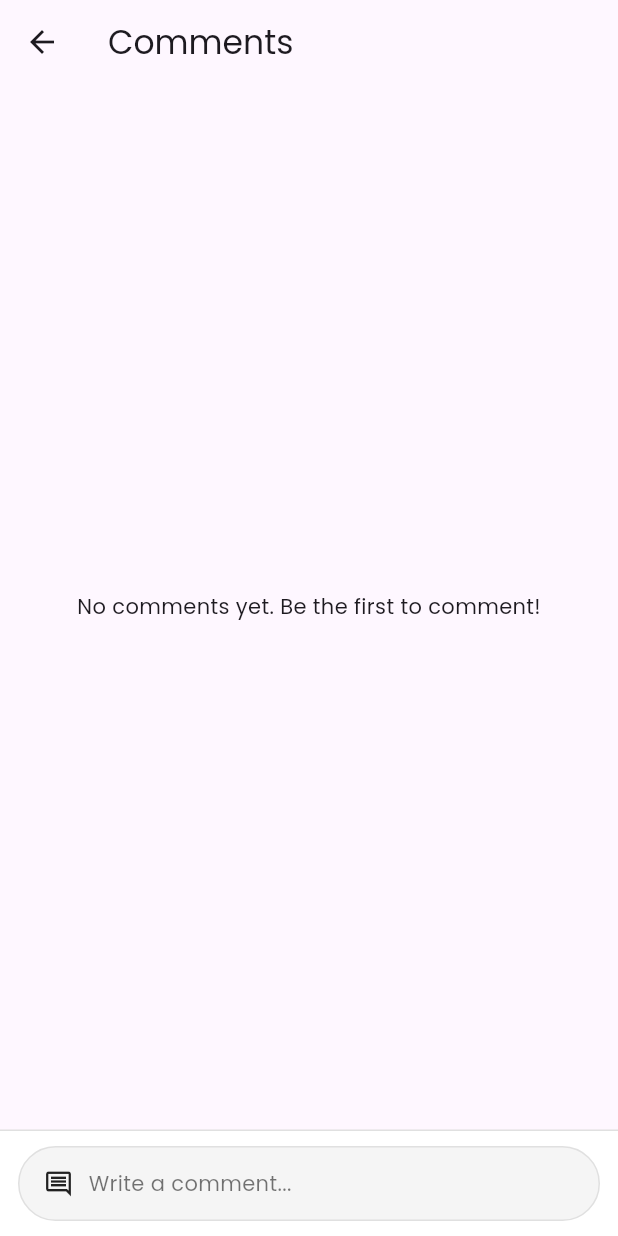
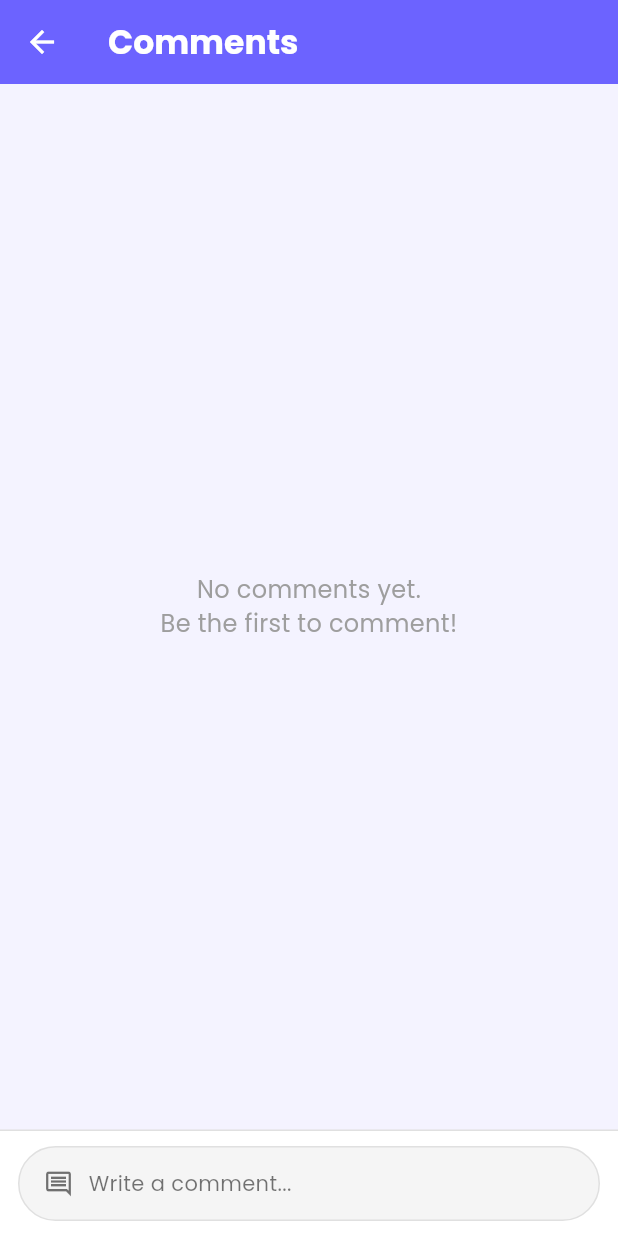
Before and after one commit to eldarismayilzada-art/CS310-Group-Project, a Flutter app: the CommentsPage screen opened directly with empty values, after a tap on "Write a comment...", after a tap on the "close" icon, on a phone screen of 412 x 824 dp. Run offline on Flutter 3.47's test engine with Material 3 defaults, Android fonts, the phone set to English and light mode, and no system bars; our stand-ins replace cloud_firestore, firebase_auth, firebase_core, image_picker, shared_preferences; accounts and stored records are empty.

Commit message:
Update comments_screen.dart

```diff
--- a/lib/screens/comments_screen.dart
+++ b/lib/screens/comments_screen.dart
@@ -1,34 +1,18 @@
 import 'package:flutter/material.dart';
-
-class CommentModel {
-  final String id;
-  final String postI;
-  final String text;
-  final String authorName;
-  final DateTime createdAt;
-  final double fontSize;
-  final Color textColor;
-  final String fontFamily;
-
-  CommentModel({
-    required this.id,
-    required this.postI,
-    required this.text,
-    required this.authorName,
-    required this.createdAt,
-    required this.fontSize,
-    required this.textColor,
-    required this.fontFamily,
-  });
-}
+import 'package:provider/provider.dart';
+import '../models/comment_model.dart';
+import '../providers/comment_provider.dart';
+import '../providers/auth_provider.dart';
+import '../providers/theme_provider.dart';
+import '../utils/app_colors.dart';
 
 class CommentsPage extends StatefulWidget {
-  final String postI;
+  final String postId;
   final String postOwnerName;
 
   const CommentsPage({
     super.key,
-    required this.postI,
+    required this.postId,
     required this.postOwnerName,
   });
 
@@ -51,45 +35,21 @@ class _CommentsPageState extends State<CommentsPage> {
     'Times New Roman',
   ];
 
-  final List<Color> _colorOptions = [
-    Colors.black,
-    Colors.blue,
-    Colors.red,
-    Colors.green,
-    Colors.purple,
-    Colors.orange,
-  ];
+  final Map<Color, int> _colorMap = {
+    Colors.black: 0xFF000000,
+    Colors.blue: 0xFF2196F3,
+    Colors.red: 0xFFF44336,
+    Colors.green: 0xFF4CAF50,
+    Colors.purple: 0xFF9C27B0,
+    Colors.orange: 0xFFFF9800,
+  };
 
-  // Replace this with backend data later
-  final List<CommentModel> _comments = [
-    CommentModel(
-      id: '1',
-      postI: 'post_123',
-      text: 'This is an older comment.',
-      authorName: 'Ayşe',
-      createdAt: DateTime.now().subtract(const Duration(hours: 4)),
-      fontSize: 15,
-      textColor: Colors.black,
-      fontFamily: 'Roboto',
-    ),
-    CommentModel(
-      id: '2',
-      postI: 'post_123',
-      text: 'This one is newer.',
-      authorName: 'Mehmet',
-      createdAt: DateTime.now().subtract(const Duration(hours: 1)),
-      fontSize: 17,
-      textColor: Colors.blue,
-      fontFamily: 'Arial',
-    ),
-  ];
-
-  List<CommentModel> get _filteredComments {
-    final commentsForPost =
-        _comments.where((comment) => comment.postI == widget.postI).toList();
-
-    commentsForPost.sort((a, b) => b.createdAt.compareTo(a.createdAt));
-    return commentsForPost;
+  @override
+  void initState() {
+    super.initState();
+    _commentController.addListener(() {
+      if (mounted) setState(() {});
+    });
   }
 
   @override
@@ -104,32 +64,41 @@ class _CommentsPageState extends State<CommentsPage> {
     });
   }
 
-  void _postComment() {
+  void _postComment() async {
     final text = _commentController.text.trim();
-
     if (text.isEmpty) return;
 
+    final auth = context.read<AuthProvider>();
+    final commentProvider = context.read<CommentProvider>();
+
     final newComment = CommentModel(
-      id: DateTime.now().millisecondsSinceEpoch.toString(),
-      postI: widget.postI,
+      id: '',
+      postId: widget.postId,
       text: text,
-      authorName: 'Current User',
+      authorName: auth.userModel?.username ?? 'Anonymous',
+      createdBy: auth.firebaseUser?.uid ?? '',
       createdAt: DateTime.now(),
       fontSize: _selectedFontSize,
-      textColor: _selectedColor,
+      textColor: _colorMap[_selectedColor] ?? 0xFF000000,
       fontFamily: _selectedFontFamily,
     );
 
+    final success = await commentProvider.createComment(newComment);
+
+    if (success) {
       setState(() {
-      _comments.insert(0, newComment);
         _commentController.clear();
         _isExpanded = false;
         _selectedFontSize = 16;
         _selectedColor = Colors.black;
         _selectedFontFamily = 'Roboto';
       });
-
-    // Later: send to Firebase / backend here
+    } else {
+      if (!mounted) return;
+      ScaffoldMessenger.of(context).showSnackBar(
+        SnackBar(content: Text('Error: ${commentProvider.errorMessage ?? "Failed to post comment"}')),
+      );
+    }
   }
 
   String _formatTime(DateTime time) {
@@ -142,14 +111,14 @@ class _CommentsPageState extends State<CommentsPage> {
     return '${difference.inDays} d ago';
   }
 
-  Widget _buildCommentCard(CommentModel comment) {
+  Widget _buildCommentCard(CommentModel comment, bool isDark) {
     return Container(
       margin: const EdgeInsets.symmetric(horizontal: 12, vertical: 6),
       padding: const EdgeInsets.all(14),
       decoration: BoxDecoration(
-        color: Colors.white,
+        color: isDark ? const Color(0xFF1E1E2E) : Colors.white,
         borderRadius: BorderRadius.circular(14),
-        border: Border.all(color: Colors.grey.shade300),
+        border: Border.all(color: isDark ? Colors.white10 : Colors.grey.shade300),
         boxShadow: [
           BoxShadow(
             color: Colors.black.withOpacity(0.03),
@@ -165,22 +134,27 @@ class _CommentsPageState extends State<CommentsPage> {
             children: [
               CircleAvatar(
                 radius: 16,
-                child: Text(comment.authorName[0]),
+                backgroundColor: Colors.blueAccent.withOpacity(0.2),
+                child: Text(
+                  comment.authorName.isNotEmpty ? comment.authorName[0].toUpperCase() : 'U',
+                  style: const TextStyle(fontSize: 12, fontWeight: FontWeight.bold),
+                ),
               ),
               const SizedBox(width: 10),
               Expanded(
                 child: Text(
                   comment.authorName,
-                  style: const TextStyle(
+                  style: TextStyle(
                     fontWeight: FontWeight.bold,
                     fontSize: 14,
+                    color: isDark ? Colors.white : Colors.black,
                   ),
                 ),
               ),
               Text(
                 _formatTime(comment.createdAt),
                 style: TextStyle(
-                  color: Colors.grey.shade600,
+                  color: isDark ? Colors.white60 : Colors.grey.shade600,
                   fontSize: 12,
                 ),
               ),
@@ -191,7 +165,7 @@ class _CommentsPageState extends State<CommentsPage> {
             comment.text,
             style: TextStyle(
               fontSize: comment.fontSize,
-              color: comment.textColor,
+              color: Color(comment.textColor),
               fontFamily: comment.fontFamily,
             ),
           ),
@@ -200,15 +174,15 @@ class _CommentsPageState extends State<CommentsPage> {
     );
   }
 
-  Widget _buildCollapsedBar() {
+  Widget _buildCollapsedBar(bool isDark) {
     return SafeArea(
       top: false,
       child: Container(
         padding: const EdgeInsets.fromLTRB(12, 10, 12, 10),
         decoration: BoxDecoration(
-          color: Colors.white,
+          color: isDark ? const Color(0xFF1E1E2E) : Colors.white,
           border: Border(
-            top: BorderSide(color: Colors.grey.shade300),
+            top: BorderSide(color: isDark ? Colors.white10 : Colors.grey.shade300),
           ),
         ),
         child: InkWell(
@@ -217,17 +191,17 @@ class _CommentsPageState extends State<CommentsPage> {
           child: Container(
             padding: const EdgeInsets.symmetric(horizontal: 16, vertical: 14),
             decoration: BoxDecoration(
-              color: Colors.grey.shade100,
+              color: isDark ? Colors.white10 : Colors.grey.shade100,
               borderRadius: BorderRadius.circular(30),
-              border: Border.all(color: Colors.grey.shade300),
+              border: Border.all(color: isDark ? Colors.transparent : Colors.grey.shade300),
             ),
             child: Row(
-              children: const [
-                Icon(Icons.comment_outlined, size: 20),
-                SizedBox(width: 10),
+              children: [
+                Icon(Icons.comment_outlined, size: 20, color: isDark ? Colors.white70 : Colors.black54),
+                const SizedBox(width: 10),
                 Text(
                   'Write a comment...',
-                  style: TextStyle(color: Colors.black54),
+                  style: TextStyle(color: isDark ? Colors.white60 : Colors.black54),
                 ),
               ],
             ),
@@ -237,15 +211,15 @@ class _CommentsPageState extends State<CommentsPage> {
     );
   }
 
-  Widget _buildExpandedEditor() {
+  Widget _buildExpandedEditor(bool isDark) {
     return SafeArea(
       top: false,
       child: Container(
-        padding: const EdgeInsets.fromLTRB(12, 12, 12, 12),
+        padding: const EdgeInsets.all(12),
         decoration: BoxDecoration(
-          color: Colors.white,
+          color: isDark ? const Color(0xFF1E1E2E) : Colors.white,
           border: Border(
-            top: BorderSide(color: Colors.grey.shade300),
+            top: BorderSide(color: isDark ? Colors.white10 : Colors.grey.shade300),
           ),
         ),
         child: Column(
@@ -253,30 +227,32 @@ class _CommentsPageState extends State<CommentsPage> {
           children: [
             Row(
               children: [
-                const Text(
+                Text(
                   'Comment Editor',
-                  style: TextStyle(fontWeight: FontWeight.bold),
+                  style: TextStyle(fontWeight: FontWeight.bold, color: isDark ? Colors.white : Colors.black),
                 ),
                 const Spacer(),
                 IconButton(
                   onPressed: _toggleExpanded,
-                  icon: const Icon(Icons.close),
+                  icon: Icon(Icons.close, color: isDark ? Colors.white : Colors.black),
                 ),
               ],
             ),
             const SizedBox(height: 8),
 
-            // Font family
             DropdownButtonFormField<String>(
-              initialValue: _selectedFontFamily,
-              decoration: const InputDecoration(
+              value: _selectedFontFamily,
+              dropdownColor: isDark ? const Color(0xFF2E2E3E) : Colors.white,
+              style: TextStyle(color: isDark ? Colors.white : Colors.black),
+              decoration: InputDecoration(
                 labelText: 'Font',
-                border: OutlineInputBorder(),
+                labelStyle: TextStyle(color: isDark ? Colors.white70 : Colors.black54),
+                border: const OutlineInputBorder(),
               ),
               items: _fontFamilies.map((font) {
                 return DropdownMenuItem(
                   value: font,
-                  child: Text(font, style: TextStyle(fontFamily: font)),
+                  child: Text(font, style: TextStyle(fontFamily: font, color: isDark ? Colors.white : Colors.black)),
                 );
               }).toList(),
               onChanged: (value) {
@@ -287,38 +263,15 @@ class _CommentsPageState extends State<CommentsPage> {
               },
             ),
 
-            const SizedBox(height: 12),
-
-            // Font size
-            Column(
-              crossAxisAlignment: CrossAxisAlignment.start,
-              children: [
-                Text('Font Size: ${_selectedFontSize.toStringAsFixed(0)}'),
-                Slider(
-                  min: 12,
-                  max: 30,
-                  divisions: 18,
-                  value: _selectedFontSize,
-                  onChanged: (value) {
-                    setState(() {
-                      _selectedFontSize = value;
-                    });
-                  },
-                ),
-              ],
-            ),
-
             const SizedBox(height: 8),
 
-            // Color picker
             Align(
               alignment: Alignment.centerLeft,
               child: Wrap(
                 spacing: 8,
                 runSpacing: 8,
-                children: _colorOptions.map((color) {
+                children: _colorMap.keys.map((color) {
                   final isSelected = _selectedColor == color;
-
                   return GestureDetector(
                     onTap: () {
                       setState(() {
@@ -332,7 +285,9 @@ class _CommentsPageState extends State<CommentsPage> {
                         color: color,
                         shape: BoxShape.circle,
                         border: Border.all(
-                          color: isSelected ? Colors.black : Colors.transparent,
+                          color: isSelected
+                              ? (isDark ? Colors.white : Colors.black)
+                              : Colors.transparent,
                           width: 3,
                         ),
                       ),
@@ -350,11 +305,12 @@ class _CommentsPageState extends State<CommentsPage> {
               maxLines: 6,
               style: TextStyle(
                 fontSize: _selectedFontSize,
-                color: _selectedColor,
+                color: isDark && _selectedColor == Colors.black ? Colors.white : _selectedColor,
                 fontFamily: _selectedFontFamily,
               ),
               decoration: InputDecoration(
                 hintText: 'Write your comment...',
+                hintStyle: TextStyle(color: isDark ? Colors.white60 : Colors.grey),
                 border: OutlineInputBorder(
                   borderRadius: BorderRadius.circular(12),
                 ),
@@ -363,14 +319,13 @@ class _CommentsPageState extends State<CommentsPage> {
 
             const SizedBox(height: 12),
 
-            // Live preview
             Container(
               width: double.infinity,
               padding: const EdgeInsets.all(12),
               decoration: BoxDecoration(
-                color: Colors.grey.shade50,
+                color: isDark ? Colors.white10 : Colors.grey.shade50,
                 borderRadius: BorderRadius.circular(12),
-                border: Border.all(color: Colors.grey.shade300),
+                border: Border.all(color: isDark ? Colors.white24 : Colors.grey.shade300),
               ),
               child: Text(
                 _commentController.text.isEmpty
@@ -378,7 +333,7 @@ class _CommentsPageState extends State<CommentsPage> {
                     : _commentController.text,
                 style: TextStyle(
                   fontSize: _selectedFontSize,
-                  color: _selectedColor,
+                  color: isDark && _selectedColor == Colors.black ? Colors.white : _selectedColor,
                   fontFamily: _selectedFontFamily,
                 ),
               ),
@@ -411,29 +366,54 @@ class _CommentsPageState extends State<CommentsPage> {
 
   @override
   Widget build(BuildContext context) {
-    final comments = _filteredComments;
+    final commentProvider = context.watch<CommentProvider>();
+    final isDark = context.watch<ThemeProvider>().isDarkMode;
+    final scaffoldBg = isDark ? const Color(0xFF121212) : const Color(0xFFF4F3FF);
 
     return Scaffold(
+      backgroundColor: scaffoldBg,
       appBar: AppBar(
-        title: const Text('Comments'),
+        backgroundColor: AppColors.primary,
+        title: const Text('Comments', style: TextStyle(color: Colors.white, fontWeight: FontWeight.bold)),
+        iconTheme: const IconThemeData(color: Colors.white),
       ),
       body: Column(
         children: [
           Expanded(
-            child: comments.isEmpty
-                ? const Center(
-                    child: Text('No comments yet. Be the first to comment!'),
-                  )
-                : ListView.builder(
-                    reverse: false,
+            child: StreamBuilder<List<CommentModel>>(
+              stream: commentProvider.commentsStream(widget.postId),
+              builder: (context, snapshot) {
+                if (snapshot.connectionState == ConnectionState.waiting) {
+                  return const Center(child: CircularProgressIndicator());
+                }
+
+                if (snapshot.hasError) {
+                  return Center(child: Text('Error: ${snapshot.error}', style: TextStyle(color: isDark ? Colors.white : Colors.black)));
+                }
+
+                final comments = snapshot.data ?? [];
+
+                if (comments.isEmpty) {
+                  return Center(
+                    child: Text(
+                      'No comments yet.\nBe the first to comment!',
+                      textAlign: TextAlign.center,
+                      style: TextStyle(color: isDark ? Colors.white54 : Colors.grey, fontSize: 16, fontFamily: 'Poppins'),
+                    ),
+                  );
+                }
+
+                return ListView.builder(
                   padding: const EdgeInsets.only(top: 10, bottom: 10),
                   itemCount: comments.length,
                   itemBuilder: (context, index) {
-                      return _buildCommentCard(comments[index]);
+                    return _buildCommentCard(comments[index], isDark);
+                  },
+                );
               },
             ),
           ),
-          _isExpanded ? _buildExpandedEditor() : _buildCollapsedBar(),
+          _isExpanded ? _buildExpandedEditor(isDark) : _buildCollapsedBar(isDark),
         ],
       ),
     );
```
Lines whose indentation alone changed are shown as unchanged.
